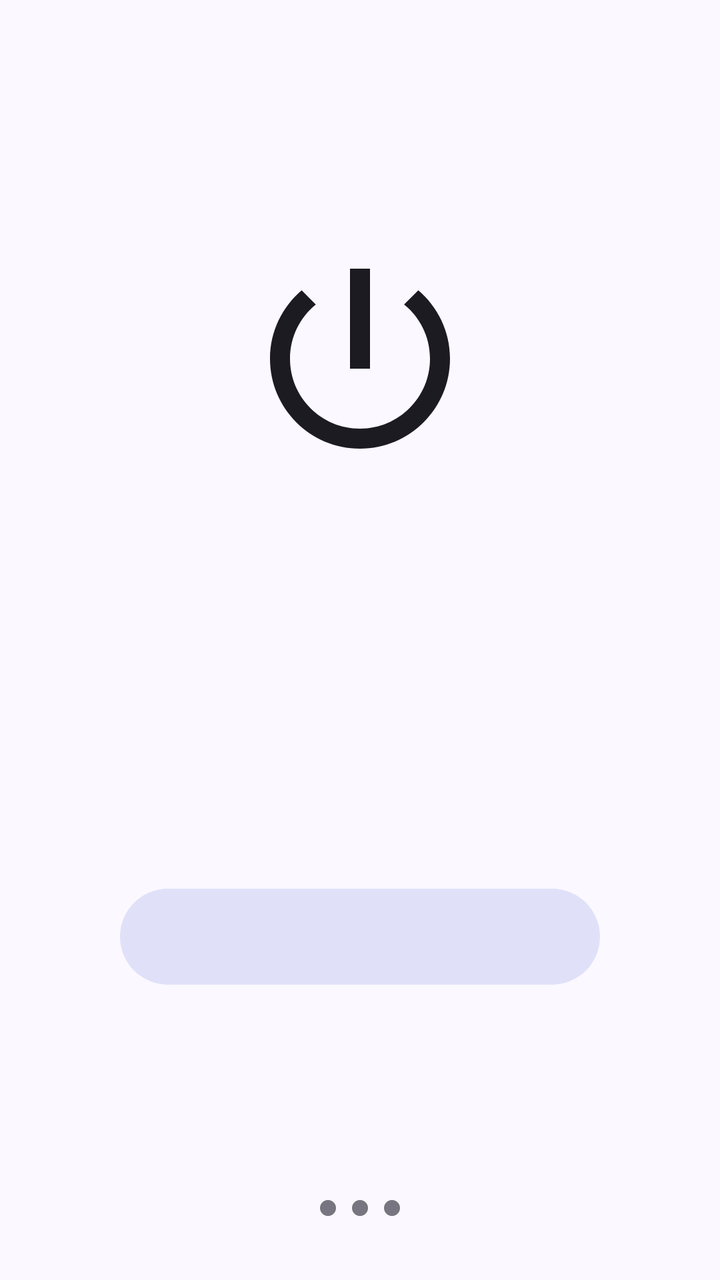
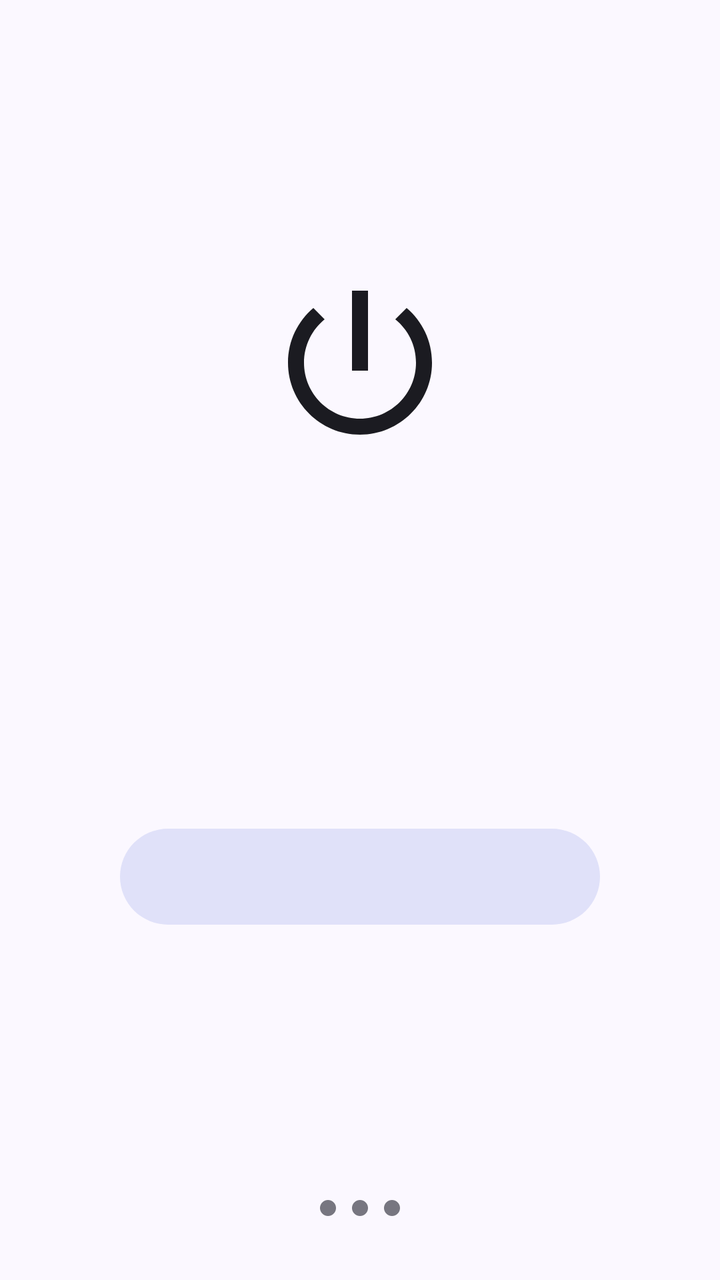

Two renders of the same Android screen: before a commit and after it. Below are the layout's source before the change and the commit's diff.
<!-- AndroidManifest.xml: activity theme Theme.AltShift -->
<!-- res/layout/activity_onboarding.xml -->
<?xml version="1.0" encoding="utf-8"?>
<LinearLayout xmlns:android="http://schemas.android.com/apk/res/android"
    xmlns:app="http://schemas.android.com/apk/res-auto"
    android:layout_width="match_parent"
    android:layout_height="match_parent"
    android:orientation="vertical">

    <androidx.core.widget.NestedScrollView
        android:layout_width="match_parent"
        android:layout_height="0dp"
        android:layout_weight="1"
        android:fillViewport="true">

        <LinearLayout
            android:layout_width="match_parent"
            android:layout_height="wrap_content"
            android:gravity="center"
            android:orientation="vertical"
            android:paddingStart="24dp"
            android:paddingTop="48dp"
            android:paddingEnd="24dp"
            android:paddingBottom="24dp">

            <ImageView
                android:id="@+id/stepIcon"
                android:layout_width="120dp"
                android:layout_height="120dp"
                android:contentDescription="@null"
                android:importantForAccessibility="no"
                android:scaleType="fitCenter"
                app:srcCompat="@drawable/ic_step_enable" />

            <TextView
                android:id="@+id/stepLabel"
                android:layout_width="wrap_content"
                android:layout_height="wrap_content"
                android:layout_marginTop="32dp"
                android:textAppearance="?attr/textAppearanceLabelLarge"
                android:textColor="?attr/colorPrimary" />

            <TextView
                android:id="@+id/stepTitle"
                android:layout_width="match_parent"
                android:layout_height="wrap_content"
                android:layout_marginTop="8dp"
                android:gravity="center"
                android:textAppearance="?attr/textAppearanceHeadlineMedium"
                android:textColor="?attr/colorOnSurface" />

            <TextView
                android:id="@+id/stepDescription"
                android:layout_width="match_parent"
                android:layout_height="wrap_content"
                android:layout_marginTop="12dp"
                android:gravity="center"
                android:textAppearance="?attr/textAppearanceBodyLarge"
                android:textColor="?attr/colorOnSurfaceVariant" />

            <TextView
                android:id="@+id/stepStatus"
                android:layout_width="match_parent"
                android:layout_height="wrap_content"
                android:layout_marginTop="20dp"
                android:gravity="center"
                android:textAppearance="?attr/textAppearanceBodyMedium"
                android:textColor="?attr/colorOnSurfaceVariant" />

            <TextView
                android:id="@+id/batteryTitle"
                android:layout_width="match_parent"
                android:layout_height="wrap_content"
                android:layout_marginTop="24dp"
                android:gravity="center"
                android:text="@string/onboarding_background_title"
                android:textAppearance="?attr/textAppearanceTitleSmall"
                android:textColor="?attr/colorOnSurface"
                android:visibility="gone" />

            <TextView
                android:id="@+id/batteryStatus"
                android:layout_width="match_parent"
                android:layout_height="wrap_content"
                android:layout_marginTop="4dp"
                android:gravity="center"
                android:textAppearance="?attr/textAppearanceBodyMedium"
                android:textColor="?attr/colorOnSurfaceVariant"
                android:visibility="gone" />

            <TextView
                android:id="@+id/batteryDescription"
                android:layout_width="match_parent"
                android:layout_height="wrap_content"
                android:layout_marginTop="8dp"
                android:gravity="center"
                android:text="@string/onboarding_background_description"
                android:textAppearance="?attr/textAppearanceBodySmall"
                android:textColor="?attr/colorOnSurfaceVariant"
                android:visibility="gone" />

            <com.google.android.material.button.MaterialButton
                android:id="@+id/primaryButton"
                style="@style/Widget.Material3.Button.TonalButton"
                android:layout_width="wrap_content"
                android:layout_height="56dp"
                android:layout_marginTop="32dp"
                android:minWidth="240dp"
                android:paddingStart="32dp"
                android:paddingEnd="32dp"
                android:textAllCaps="true"
                app:cornerRadius="28dp" />

            <com.google.android.material.button.MaterialButton
                android:id="@+id/secondaryButton"
                style="@style/Widget.Material3.Button.TextButton"
                android:layout_width="wrap_content"
                android:layout_height="wrap_content"
                android:layout_marginTop="4dp"
                android:textAllCaps="true"
                android:visibility="gone" />

            <com.google.android.material.button.MaterialButton
                android:id="@+id/batteryButton"
                style="@style/Widget.Material3.Button.OutlinedButton"
                android:layout_width="wrap_content"
                android:layout_height="wrap_content"
                android:layout_marginTop="12dp"
                android:text="@string/onboarding_background_action"
                android:textAllCaps="true"
                android:visibility="gone" />

        </LinearLayout>

    </androidx.core.widget.NestedScrollView>

    <LinearLayout
        android:layout_width="match_parent"
        android:layout_height="wrap_content"
        android:gravity="center"
        android:orientation="horizontal"
        android:paddingTop="8dp"
        android:paddingBottom="32dp">

        <View
            android:id="@+id/stepDotOne"
            android:layout_width="8dp"
            android:layout_height="8dp"
            android:layout_marginStart="4dp"
            android:layout_marginEnd="4dp"
            android:background="@drawable/bg_dot_inactive" />

        <View
            android:id="@+id/stepDotTwo"
            android:layout_width="8dp"
            android:layout_height="8dp"
            android:layout_marginStart="4dp"
            android:layout_marginEnd="4dp"
            android:background="@drawable/bg_dot_inactive" />

        <View
            android:id="@+id/stepDotThree"
            android:layout_width="8dp"
            android:layout_height="8dp"
            android:layout_marginStart="4dp"
            android:layout_marginEnd="4dp"
            android:background="@drawable/bg_dot_inactive" />

    </LinearLayout>

</LinearLayout>
<!-- resources referenced by this layout -->
<resources>
  <!-- drawable bg_dot_inactive (drawable) -->
  <?xml version="1.0" encoding="utf-8"?>
  <shape xmlns:android="http://schemas.android.com/apk/res/android"
      android:shape="oval">
      <solid android:color="?attr/colorOutline" />
  </shape>
  <!-- drawable ic_step_enable (drawable) -->
  <?xml version="1.0" encoding="utf-8"?>
  <vector xmlns:android="http://schemas.android.com/apk/res/android"
      android:width="120dp"
      android:height="120dp"
      android:viewportWidth="24"
      android:viewportHeight="24">
      <path
          android:fillColor="?attr/colorOnSurface"
          android:pathData="M13,3h-2v10h2V3zM17.83,5.17l-1.42,1.42C17.99,7.86 19,9.81 19,12c0,3.87 -3.13,7 -7,7s-7,-3.13 -7,-7c0,-2.19 1.01,-4.14 2.58,-5.42L6.17,5.17C4.23,6.82 3,9.26 3,12c0,4.97 4.03,9 9,9s9,-4.03 9,-9c0,-2.74 -1.23,-5.18 -3.17,-6.83z" />
  </vector>
  <string name="onboarding_background_action">ALLOW BACKGROUND RUNNING</string>
  <string name="onboarding_background_description">Prevent Android from putting AltShift to sleep so it remains active after long periods of inactivity.</string>
  <string name="onboarding_background_title">Background Execution</string>
  <style name="Theme.AltShift" parent="Theme.Material3.DayNight.NoActionBar">
          <item name="colorPrimary">@color/brand_primary</item>
          <item name="colorOnPrimary">@color/brand_on_primary</item>
          <item name="colorPrimaryContainer">@color/brand_primary_container</item>
          <item name="colorOnPrimaryContainer">@color/brand_on_primary_container</item>
          <item name="colorSecondary">@color/brand_secondary</item>
          <item name="colorOnSecondary">@color/brand_on_secondary</item>
          <item name="colorSecondaryContainer">@color/brand_secondary_container</item>
          <item name="colorOnSecondaryContainer">@color/brand_on_secondary_container</item>
          <item name="colorSurface">@color/brand_surface</item>
          <item name="colorOnSurface">@color/brand_on_surface</item>
          <item name="colorSurfaceVariant">@color/brand_surface_variant</item>
          <item name="colorOnSurfaceVariant">@color/brand_on_surface_variant</item>
          <item name="colorOutline">@color/brand_outline</item>
          <item name="colorError">@color/brand_error</item>
          <item name="colorOnError">@color/brand_on_error</item>
          <item name="android:windowBackground">@color/brand_surface</item>
          <item name="android:statusBarColor">@color/brand_surface</item>
          <item name="android:navigationBarColor">@color/brand_surface</item>
          <item name="android:windowLightStatusBar">@bool/window_light_system_bars</item>
          <item name="android:windowLightNavigationBar" tools:targetApi="27">@bool/window_light_system_bars</item>
      </style>
  <color name="brand_primary">#3F51B5</color>
  <color name="brand_on_primary">#FFFFFF</color>
  <color name="brand_primary_container">#DEE0FF</color>
  <color name="brand_on_primary_container">#00105C</color>
  <color name="brand_secondary">#5B5D72</color>
  <color name="brand_on_secondary">#FFFFFF</color>
  <color name="brand_secondary_container">#E0E1F9</color>
  <color name="brand_on_secondary_container">#181A2C</color>
  <color name="brand_surface">#FBF8FF</color>
  <color name="brand_on_surface">#1B1B21</color>
  <color name="brand_surface_variant">#E3E1EC</color>
  <color name="brand_on_surface_variant">#46464F</color>
  <color name="brand_outline">#777680</color>
  <color name="brand_error">#BA1A1A</color>
  <color name="brand_on_error">#FFFFFF</color>
</resources>

<!-- the commit's change to res/layout/activity_onboarding.xml (unified diff, before → after) -->
@@ -14,17 +14,20 @@
         <LinearLayout
             android:layout_width="match_parent"
             android:layout_height="wrap_content"
+            android:layout_gravity="center_horizontal"
+            android:layout_marginStart="@dimen/onboarding_content_side_margin"
+            android:layout_marginEnd="@dimen/onboarding_content_side_margin"
             android:gravity="center"
             android:orientation="vertical"
             android:paddingStart="24dp"
-            android:paddingTop="48dp"
+            android:paddingTop="32dp"
             android:paddingEnd="24dp"
             android:paddingBottom="24dp">
 
             <ImageView
                 android:id="@+id/stepIcon"
-                android:layout_width="120dp"
-                android:layout_height="120dp"
+                android:layout_width="96dp"
+                android:layout_height="96dp"
                 android:contentDescription="@null"
                 android:importantForAccessibility="no"
                 android:scaleType="fitCenter"
@@ -34,13 +37,13 @@
                 android:id="@+id/stepLabel"
                 android:layout_width="wrap_content"
                 android:layout_height="wrap_content"
-                android:layout_marginTop="32dp"
+                android:layout_marginTop="24dp"
                 android:textAppearance="?attr/textAppearanceLabelLarge"
                 android:textColor="?attr/colorPrimary" />
 
             <TextView
                 android:id="@+id/stepTitle"
-                android:layout_width="match_parent"
+                android:layout_width="wrap_content"
                 android:layout_height="wrap_content"
                 android:layout_marginTop="8dp"
                 android:gravity="center"
@@ -49,60 +52,204 @@
 
             <TextView
                 android:id="@+id/stepDescription"
-                android:layout_width="match_parent"
-                android:layout_height="wrap_content"
-                android:layout_marginTop="12dp"
+                android:layout_width="wrap_content"
+                android:layout_height="wrap_content"
+                android:layout_marginTop="8dp"
                 android:gravity="center"
+                android:maxWidth="640dp"
                 android:textAppearance="?attr/textAppearanceBodyLarge"
                 android:textColor="?attr/colorOnSurfaceVariant" />
 
             <TextView
                 android:id="@+id/stepStatus"
-                android:layout_width="match_parent"
+                android:layout_width="wrap_content"
                 android:layout_height="wrap_content"
                 android:layout_marginTop="20dp"
                 android:gravity="center"
+                android:maxWidth="640dp"
                 android:textAppearance="?attr/textAppearanceBodyMedium"
                 android:textColor="?attr/colorOnSurfaceVariant" />
 
-            <TextView
-                android:id="@+id/batteryTitle"
+            <com.google.android.material.card.MaterialCardView
+                android:id="@+id/permissionsCard"
                 android:layout_width="match_parent"
                 android:layout_height="wrap_content"
-                android:layout_marginTop="24dp"
-                android:gravity="center"
-                android:text="@string/onboarding_background_title"
-                android:textAppearance="?attr/textAppearanceTitleSmall"
-                android:textColor="?attr/colorOnSurface"
-                android:visibility="gone" />
-
-            <TextView
-                android:id="@+id/batteryStatus"
-                android:layout_width="match_parent"
-                android:layout_height="wrap_content"
-                android:layout_marginTop="4dp"
-                android:gravity="center"
-                android:textAppearance="?attr/textAppearanceBodyMedium"
-                android:textColor="?attr/colorOnSurfaceVariant"
-                android:visibility="gone" />
-
-            <TextView
-                android:id="@+id/batteryDescription"
-                android:layout_width="match_parent"
-                android:layout_height="wrap_content"
-                android:layout_marginTop="8dp"
-                android:gravity="center"
-                android:text="@string/onboarding_background_description"
-                android:textAppearance="?attr/textAppearanceBodySmall"
-                android:textColor="?attr/colorOnSurfaceVariant"
-                android:visibility="gone" />
+                android:layout_marginTop="20dp"
+                android:visibility="gone"
+                app:cardBackgroundColor="?attr/colorSurfaceVariant"
+                app:cardCornerRadius="16dp"
+                app:cardElevation="0dp">
+
+                <LinearLayout
+                    android:layout_width="match_parent"
+                    android:layout_height="wrap_content"
+                    android:orientation="vertical"
+                    android:padding="16dp">
+
+                    <LinearLayout
+                        android:layout_width="match_parent"
+                        android:layout_height="wrap_content"
+                        android:gravity="top"
+                        android:orientation="horizontal">
+
+                        <View
+                            android:id="@+id/overlayDot"
+                            android:layout_width="10dp"
+                            android:layout_height="10dp"
+                            android:layout_marginTop="4dp"
+                            android:background="@drawable/bg_status_dot"
+                            android:importantForAccessibility="no" />
+
+                        <LinearLayout
+                            android:layout_width="0dp"
+                            android:layout_height="wrap_content"
+                            android:layout_marginStart="14dp"
+                            android:layout_weight="1"
+                            android:orientation="vertical">
+
+                            <TextView
+                                android:layout_width="wrap_content"
+                                android:layout_height="wrap_content"
+                                android:text="@string/onboarding_overlay_title"
+                                android:textAppearance="?attr/textAppearanceTitleSmall"
+                                android:textColor="?attr/colorOnSurface" />
+
+                            <TextView
+                                android:id="@+id/overlayStatus"
+                                android:layout_width="wrap_content"
+                                android:layout_height="wrap_content"
+                                android:layout_marginTop="2dp"
+                                android:textAppearance="?attr/textAppearanceBodySmall" />
+
+                        </LinearLayout>
+
+                    </LinearLayout>
+
+                    <View
+                        android:layout_width="match_parent"
+                        android:layout_height="1dp"
+                        android:layout_marginTop="12dp"
+                        android:layout_marginBottom="12dp"
+                        android:alpha="0.3"
+                        android:background="?attr/colorOutline" />
+
+                    <LinearLayout
+                        android:layout_width="match_parent"
+                        android:layout_height="wrap_content"
+                        android:gravity="top"
+                        android:orientation="horizontal">
+
+                        <View
+                            android:id="@+id/notificationsDot"
+                            android:layout_width="10dp"
+                            android:layout_height="10dp"
+                            android:layout_marginTop="4dp"
+                            android:background="@drawable/bg_status_dot"
+                            android:importantForAccessibility="no" />
+
+                        <LinearLayout
+                            android:layout_width="0dp"
+                            android:layout_height="wrap_content"
+                            android:layout_marginStart="14dp"
+                            android:layout_weight="1"
+                            android:orientation="vertical">
+
+                            <TextView
+                                android:layout_width="wrap_content"
+                                android:layout_height="wrap_content"
+                                android:text="@string/onboarding_notifications_title"
+                                android:textAppearance="?attr/textAppearanceTitleSmall"
+                                android:textColor="?attr/colorOnSurface" />
+
+                            <TextView
+                                android:id="@+id/notificationsStatus"
+                                android:layout_width="wrap_content"
+                                android:layout_height="wrap_content"
+                                android:layout_marginTop="2dp"
+                                android:textAppearance="?attr/textAppearanceBodySmall" />
+
+                        </LinearLayout>
+
+                    </LinearLayout>
+
+                    <View
+                        android:layout_width="match_parent"
+                        android:layout_height="1dp"
+                        android:layout_marginTop="12dp"
+                        android:layout_marginBottom="12dp"
+                        android:alpha="0.3"
+                        android:background="?attr/colorOutline" />
+
+                    <LinearLayout
+                        android:layout_width="match_parent"
+                        android:layout_height="wrap_content"
+                        android:gravity="top"
+                        android:orientation="horizontal">
+
+                        <View
+                            android:id="@+id/batteryDot"
+                            android:layout_width="10dp"
+                            android:layout_height="10dp"
+                            android:layout_marginTop="4dp"
+                            android:background="@drawable/bg_status_dot"
+                            android:importantForAccessibility="no" />
+
+                        <LinearLayout
+                            android:layout_width="0dp"
+                            android:layout_height="wrap_content"
+                            android:layout_marginStart="14dp"
+                            android:layout_weight="1"
+                            android:orientation="vertical">
+
+                            <TextView
+                                android:layout_width="wrap_content"
+                                android:layout_height="wrap_content"
+                                android:text="@string/onboarding_background_title"
+                                android:textAppearance="?attr/textAppearanceTitleSmall"
+                                android:textColor="?attr/colorOnSurface" />
+
+                            <TextView
+                                android:id="@+id/batteryStatus"
+                                android:layout_width="wrap_content"
+                                android:layout_height="wrap_content"
+                                android:layout_marginTop="2dp"
+                                android:textAppearance="?attr/textAppearanceBodySmall" />
+
+                            <TextView
+                                android:id="@+id/batteryDescription"
+                                android:layout_width="wrap_content"
+                                android:layout_height="wrap_content"
+                                android:layout_marginTop="8dp"
+                                android:maxWidth="520dp"
+                                android:text="@string/onboarding_background_description"
+                                android:textAppearance="?attr/textAppearanceBodySmall"
+                                android:textColor="?attr/colorOnSurfaceVariant"
+                                android:visibility="gone" />
+
+                            <com.google.android.material.button.MaterialButton
+                                android:id="@+id/batteryButton"
+                                style="@style/Widget.Material3.Button.OutlinedButton"
+                                android:layout_width="wrap_content"
+                                android:layout_height="wrap_content"
+                                android:layout_marginTop="12dp"
+                                android:text="@string/onboarding_background_action"
+                                android:textAllCaps="true"
+                                android:visibility="gone" />
+
+                        </LinearLayout>
+
+                    </LinearLayout>
+
+                </LinearLayout>
+
+            </com.google.android.material.card.MaterialCardView>
 
             <com.google.android.material.button.MaterialButton
                 android:id="@+id/primaryButton"
                 style="@style/Widget.Material3.Button.TonalButton"
                 android:layout_width="wrap_content"
                 android:layout_height="56dp"
-                android:layout_marginTop="32dp"
+                android:layout_marginTop="24dp"
                 android:minWidth="240dp"
                 android:paddingStart="32dp"
                 android:paddingEnd="32dp"
@@ -115,16 +262,6 @@
                 android:layout_width="wrap_content"
                 android:layout_height="wrap_content"
                 android:layout_marginTop="4dp"
-                android:textAllCaps="true"
-                android:visibility="gone" />
-
-            <com.google.android.material.button.MaterialButton
-                android:id="@+id/batteryButton"
-                style="@style/Widget.Material3.Button.OutlinedButton"
-                android:layout_width="wrap_content"
-                android:layout_height="wrap_content"
-                android:layout_marginTop="12dp"
-                android:text="@string/onboarding_background_action"
                 android:textAllCaps="true"
                 android:visibility="gone" />
 
<!-- resource entries referenced after the edit -->
@@ -1,10 +1,17 @@
 <!-- resources referenced by this layout -->
 <resources>
+  <dimen name="onboarding_content_side_margin">0dp</dimen>
   <!-- drawable bg_dot_inactive (drawable) -->
   <?xml version="1.0" encoding="utf-8"?>
   <shape xmlns:android="http://schemas.android.com/apk/res/android"
       android:shape="oval">
       <solid android:color="?attr/colorOutline" />
+  </shape>
+  <!-- drawable bg_status_dot (drawable) -->
+  <?xml version="1.0" encoding="utf-8"?>
+  <shape xmlns:android="http://schemas.android.com/apk/res/android"
+      android:shape="oval">
+      <solid android:color="?attr/colorPrimary" />
   </shape>
   <!-- drawable ic_step_enable (drawable) -->
   <?xml version="1.0" encoding="utf-8"?>
@@ -18,8 +25,10 @@
           android:pathData="M13,3h-2v10h2V3zM17.83,5.17l-1.42,1.42C17.99,7.86 19,9.81 19,12c0,3.87 -3.13,7 -7,7s-7,-3.13 -7,-7c0,-2.19 1.01,-4.14 2.58,-5.42L6.17,5.17C4.23,6.82 3,9.26 3,12c0,4.97 4.03,9 9,9s9,-4.03 9,-9c0,-2.74 -1.23,-5.18 -3.17,-6.83z" />
   </vector>
   <string name="onboarding_background_action">ALLOW BACKGROUND RUNNING</string>
-  <string name="onboarding_background_description">Prevent Android from putting AltShift to sleep so it remains active after long periods of inactivity.</string>
-  <string name="onboarding_background_title">Background Execution</string>
+  <string name="onboarding_background_description">Keep AltShift awake after long idle periods.</string>
+  <string name="onboarding_background_title">Background execution</string>
+  <string name="onboarding_notifications_title">Notifications</string>
+  <string name="onboarding_overlay_title">Overlay access</string>
   <style name="Theme.AltShift" parent="Theme.Material3.DayNight.NoActionBar">
           <item name="colorPrimary">@color/brand_primary</item>
           <item name="colorOnPrimary">@color/brand_on_primary</item>
